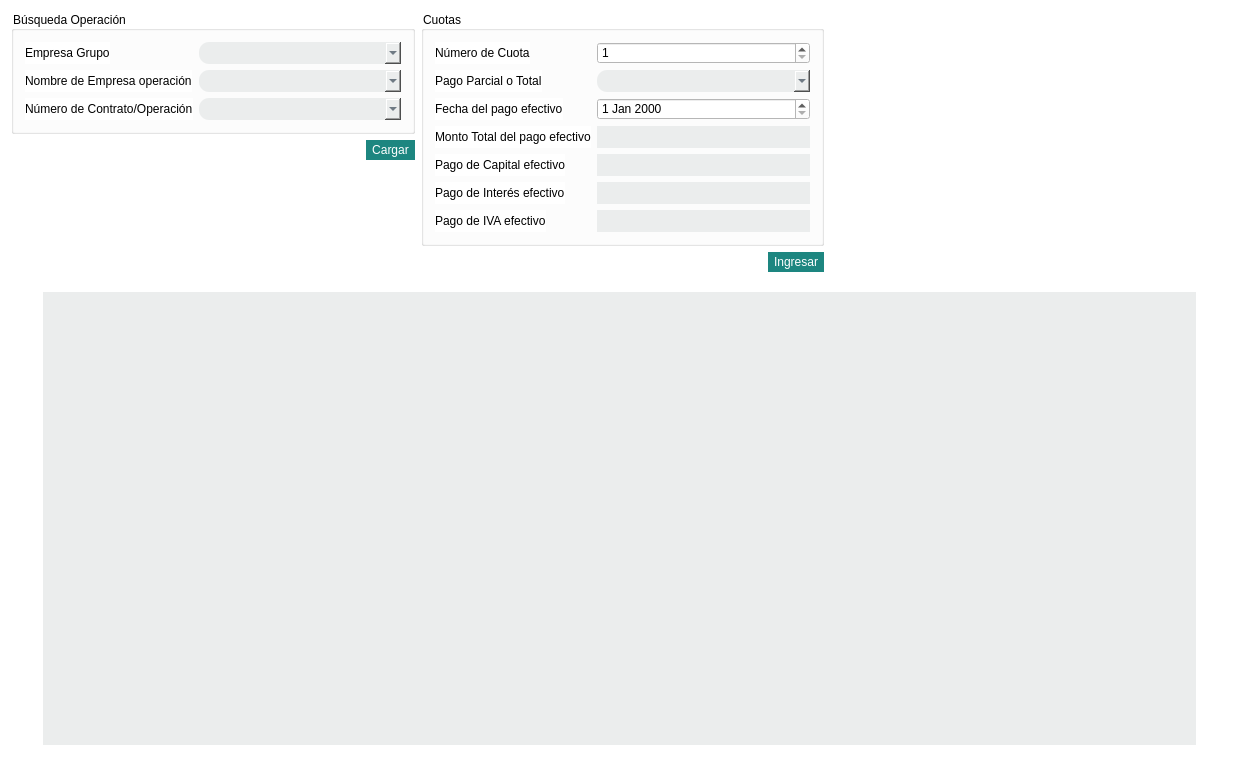
The window that Finanzas/PagosEfectivos.ui (altitude-solutions/Finanzas) describes before a commit, drawn with Qt 5.
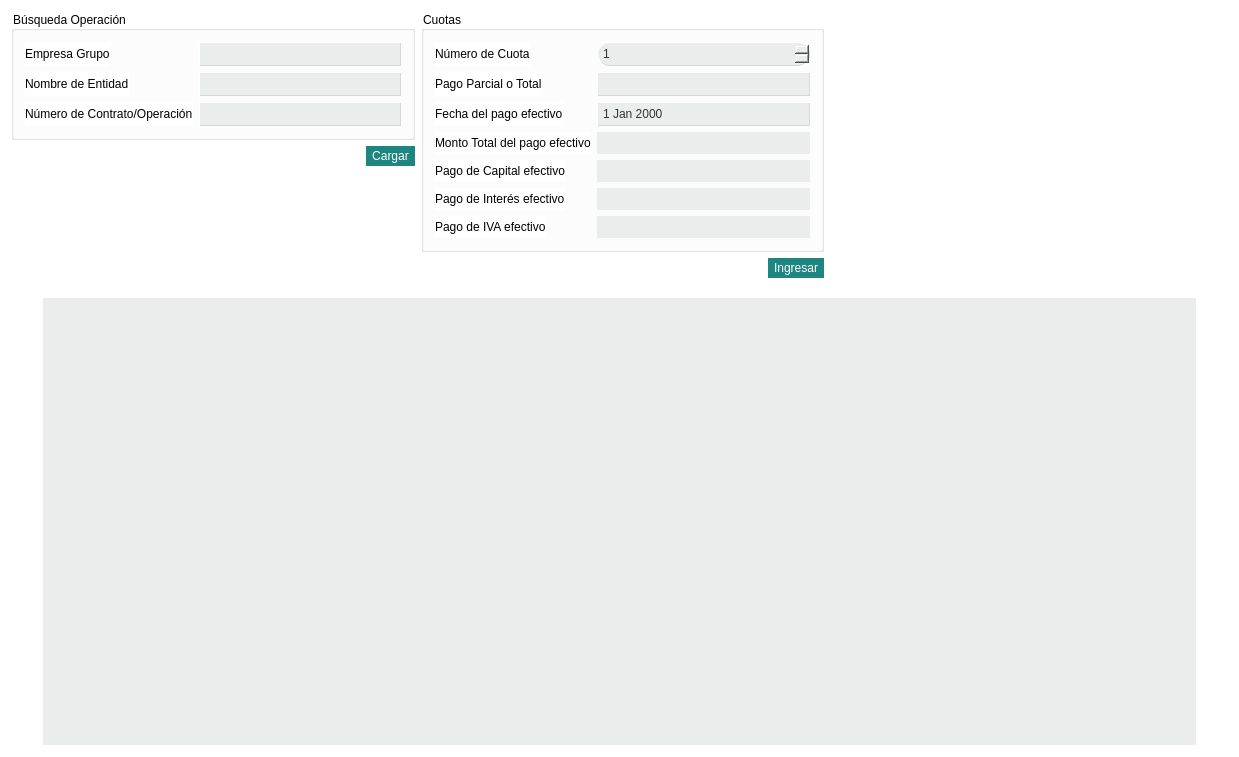
The same window after the commit. Icons and pictures are not drawn.

Commit message: plan de pagos finished

```diff
--- a/Finanzas/PagosEfectivos.ui
+++ b/Finanzas/PagosEfectivos.ui
@@ -56,39 +56,85 @@
            <item row="0" column="1">
             <widget class="QComboBox" name="grupo">
              <property name="styleSheet">
-              <string notr="true">background-color:#EBEDED;
-border-style: outset;
-border-radius: 10px;
-border-color: black;
-font: 10pt &quot;MS Shell Dlg 2&quot;;
-padding-left: 3px;
-padding-top: 3px;
-padding-bottom: 3px;
-color:#243646;
-min-width:20em;</string>
+              <string notr="true">QComboBox {
+	background-color:#EBEDED;
+	border-style: outset;
+	border-radius: 13px;
+	border-color: #d7d9d9;
+	border-width: 1px;
+	font: 10pt &quot;MS Shell Dlg 2&quot;;
+	padding-left: 3px;
+	padding-top: 3px;
+	padding-bottom: 3px;
+	color:#243646;
+}
+
+QComboBox::hover {
+	border-color: black;
+}
+
+QComboBox::focus {
+	background-color: #b5b5b5;
+}
+
+
+QComboBox::drop-down  {
+    border: 0px; /* This seems to replace the whole arrow of the combo box */
+}
+
+
+QComboBox::down-arrow {
+    image: url(:/Resources/img/dropdown.png);
+    width: 24px;
+    height: 24px;
+	margin-right: 6px;
+}</string>
              </property>
             </widget>
            </item>
            <item row="1" column="0">
             <widget class="QLabel" name="label_2">
              <property name="text">
-              <string>Nombre de Empresa operación</string>
+              <string>Nombre de Entidad</string>
              </property>
             </widget>
            </item>
            <item row="1" column="1">
             <widget class="QComboBox" name="empresa">
              <property name="styleSheet">
-              <string notr="true">background-color:#EBEDED;
-border-style: outset;
-border-radius: 10px;
-border-color: black;
-font: 10pt &quot;MS Shell Dlg 2&quot;;
-padding-left: 3px;
-padding-top: 3px;
-padding-bottom: 3px;
-color:#243646;
-min-width:20em;</string>
+              <string notr="true">QComboBox {
+	background-color:#EBEDED;
+	border-style: outset;
+	border-radius: 13px;
+	border-color: #d7d9d9;
+	border-width: 1px;
+	font: 10pt &quot;MS Shell Dlg 2&quot;;
+	padding-left: 3px;
+	padding-top: 3px;
+	padding-bottom: 3px;
+	color:#243646;
+}
+
+QComboBox::hover {
+	border-color: black;
+}
+
+QComboBox::focus {
+	background-color: #b5b5b5;
+}
+
+
+QComboBox::drop-down  {
+    border: 0px; /* This seems to replace the whole arrow of the combo box */
+}
+
+
+QComboBox::down-arrow {
+    image: url(:/Resources/img/dropdown.png);
+    width: 24px;
+    height: 24px;
+	margin-right: 6px;
+}</string>
              </property>
             </widget>
            </item>
@@ -102,16 +148,39 @@
            <item row="2" column="1">
             <widget class="QComboBox" name="contratoOperacion">
              <property name="styleSheet">
-              <string notr="true">background-color:#EBEDED;
-border-style: outset;
-border-radius: 10px;
-border-color: black;
-font: 10pt &quot;MS Shell Dlg 2&quot;;
-padding-left: 3px;
-padding-top: 3px;
-padding-bottom: 3px;
-color:#243646;
-min-width:20em;</string>
+              <string notr="true">QComboBox {
+	background-color:#EBEDED;
+	border-style: outset;
+	border-radius: 13px;
+	border-color: #d7d9d9;
+	border-width: 1px;
+	font: 10pt &quot;MS Shell Dlg 2&quot;;
+	padding-left: 3px;
+	padding-top: 3px;
+	padding-bottom: 3px;
+	color:#243646;
+}
+
+QComboBox::hover {
+	border-color: black;
+}
+
+QComboBox::focus {
+	background-color: #b5b5b5;
+}
+
+
+QComboBox::drop-down  {
+    border: 0px; /* This seems to replace the whole arrow of the combo box */
+}
+
+
+QComboBox::down-arrow {
+    image: url(:/Resources/img/dropdown.png);
+    width: 24px;
+    height: 24px;
+	margin-right: 6px;
+}</string>
              </property>
             </widget>
            </item>
@@ -185,6 +254,44 @@
            </item>
            <item row="0" column="1">
             <widget class="QSpinBox" name="cuota">
+             <property name="styleSheet">
+              <string notr="true">QSpinBox {
+	background-color: #EBEDED;
+	border-style: outset;
+	border-radius: 12px;
+	border-color: #d7d9d9;
+	border-width: 1px;
+	font: 10pt &quot;MS Shell Dlg 2&quot;;
+	color: #333333;
+	min-width: 8em;
+	padding-top: 3px;
+	padding-bottom: 3px;
+	padding-left: 3px;
+}
+
+QSpinBox::hover {
+	border-color: black;
+}
+
+QSpinBox::focus {
+	background-color: #b5b5b5;
+}
+
+
+QSpinBox::up-button {
+	 image: url(:/Resources/img/up.png);
+    width: 20px;
+    height: 10px;
+}
+
+QSpinBox::down-button {
+	 image: url(:/Resources/img/down.png);
+    width: 20px;
+    height: 10px;
+}
+
+</string>
+             </property>
              <property name="minimum">
               <number>1</number>
              </property>
@@ -203,16 +310,39 @@
            <item row="1" column="1">
             <widget class="QComboBox" name="parcialToral">
              <property name="styleSheet">
-              <string notr="true">background-color:#EBEDED;
-border-style: outset;
-border-radius: 10px;
-border-color: black;
-font: 10pt &quot;MS Shell Dlg 2&quot;;
-padding-left: 3px;
-padding-top: 3px;
-padding-bottom: 3px;
-color:#243646;
-min-width:20em;</string>
+              <string notr="true">QComboBox {
+	background-color:#EBEDED;
+	border-style: outset;
+	border-radius: 13px;
+	border-color: #d7d9d9;
+	border-width: 1px;
+	font: 10pt &quot;MS Shell Dlg 2&quot;;
+	padding-left: 3px;
+	padding-top: 3px;
+	padding-bottom: 3px;
+	color:#243646;
+}
+
+QComboBox::hover {
+	border-color: black;
+}
+
+QComboBox::focus {
+	background-color: #b5b5b5;
+}
+
+
+QComboBox::drop-down  {
+    border: 0px; /* This seems to replace the whole arrow of the combo box */
+}
+
+
+QComboBox::down-arrow {
+    image: url(:/Resources/img/dropdown.png);
+    width: 24px;
+    height: 24px;
+	margin-right: 6px;
+}</string>
              </property>
             </widget>
            </item>
@@ -224,7 +354,142 @@
             </widget>
            </item>
            <item row="2" column="1">
-            <widget class="QDateEdit" name="fechaPago"/>
+            <widget class="QDateEdit" name="fechaPago">
+             <property name="styleSheet">
+              <string notr="true">QDateEdit {
+	background-color: #EBEDED;
+	border-style: outset;
+	border-radius: 13px;
+	border-color: #d7d9d9;
+	border-width: 1px;
+	font: 10pt &quot;MS Shell Dlg 2&quot;;
+	color: #333333;
+	min-width: 8em;
+	padding: 3px;
+}
+
+QDateEdit::hover {
+	border-color: black;
+}
+
+QDateEdit::focus {
+	background-color: #b5b5b5;
+}
+
+QDateEdit::drop-down  {
+    border: 0px; /* This seems to replace the whole arrow of the combo box */
+}
+
+
+QDateEdit::down-arrow {
+    image: url(:/Resources/img/calendar.png);
+    width: 24px;
+    height: 24px;
+	margin-right: 6px;
+}
+
+
+/*
+QDateEdit {
+	background-color: #EBEDED;
+	border-style: outset;
+	border-radius: 12px;
+	border-color: #d7d9d9;
+	border-width: 1px;
+	font: 10pt &quot;MS Shell Dlg 2&quot;;
+	color: #333333;
+	min-width: 8em;
+	padding: 3px;
+}
+
+QDateEdit::hover {
+	border-color: black;
+}
+
+QDateEdit::focus {
+	background-color: #b5b5b5;
+}
+*/
+
+
+
+
+
+
+
+
+
+
+
+
+
+
+
+
+QCalendarWidget QToolButton {
+/*	height: 35px;*/
+  	/*width: parent;*/
+  	color: black;
+  	font-size: 14px;
+  	icon-size: 20px, 20px;
+  	background-color: #ebeded
+}
+
+QCalendarWidget QMenu {
+  	/*width: 150px;*/
+  	left: 20px;
+  	color: black;
+  	font-size: 14px;
+  	background-color: #ebeded;
+}
+
+
+QCalendarWidget QSpinBox { 
+  	background-color: #EBEDED;
+	border-style: outset;
+	border-color: #d7d9d9;
+	border-width: 1px;
+	font: 10pt &quot;MS Shell Dlg 2&quot;;
+	color: #333333;
+	padding: 2px;
+}
+
+/*
+QCalendarWidget QSpinBox::up-button { subcontrol-origin: border;  subcontrol-position: top right;  width:65px; }
+QCalendarWidget QSpinBox::down-button {subcontrol-origin: border; subcontrol-position: bottom right;  width:65px;
+QCalendarWidget QSpinBox::up-arrow { width:56px;  height:56px; }
+QCalendarWidget QSpinBox::down-arrow { width:56px;  height:56px; }
+*/
+
+/* header row */
+QCalendarWidget QWidget {
+	alternate-background-color: #d7d7d7;
+}
+
+/* normal days */
+QCalendarWidget QAbstractItemView:enabled {
+	font-size:14px;
+	color: black;
+	background-color: #ebeded;
+	selection-background-color: #d7d7d7; 
+	selection-color: black;
+}
+
+QCalendarWidget QAbstractItemView:!enabled {
+	background-color: red;
+}
+
+QCalendarWidget QWidget#qt_calendar_navigationbar {
+	background-color: #ebeded;
+	color: gray;
+}
+
+</string>
+             </property>
+             <property name="calendarPopup">
+              <bool>true</bool>
+             </property>
+            </widget>
            </item>
            <item row="3" column="0">
             <widget class="QLabel" name="label_7">
```
Left out of the diff: 6 changed lines with no effect on the pictures. The commit also changes 25 other files.
